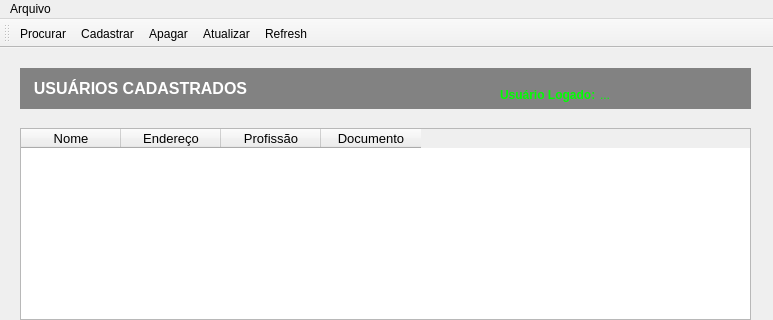
Above: gui/principal.ui from Luciosalomao/CursoQtDesigner before the change; both pictures show x 0 to 773 and y 0 to 320 of the 773 by 600 pixel window. Below: the same form after it.
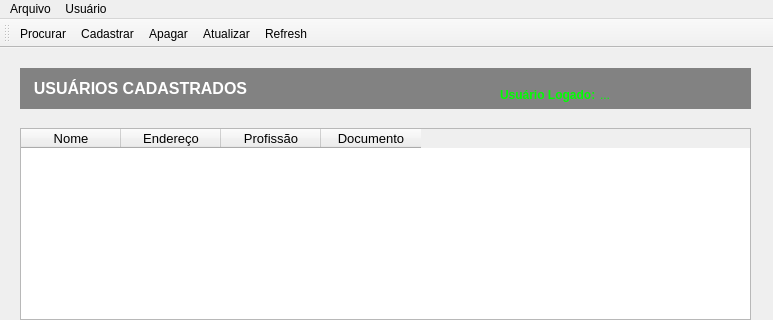
That is the form after the change. Icons and pictures are not drawn.

```diff
--- a/gui/principal.ui
+++ b/gui/principal.ui
@@ -148,7 +148,17 @@
     <addaction name="actionAtualizar"/>
     <addaction name="actionRefresh"/>
    </widget>
+   <widget class="QMenu" name="menuUsu_rio">
+    <property name="title">
+     <string>Usuário</string>
+    </property>
+    <addaction name="actionCadastrar_user"/>
+    <addaction name="actionApagar_user"/>
+    <addaction name="actionAtualizar_user"/>
+    <addaction name="actionRefresh_user"/>
+   </widget>
    <addaction name="menuArquivo"/>
+   <addaction name="menuUsu_rio"/>
   </widget>
   <widget class="QStatusBar" name="statusbar"/>
   <widget class="QToolBar" name="toolBar">
```
Left out of the diff: 46 changed lines with no effect on the pictures.
